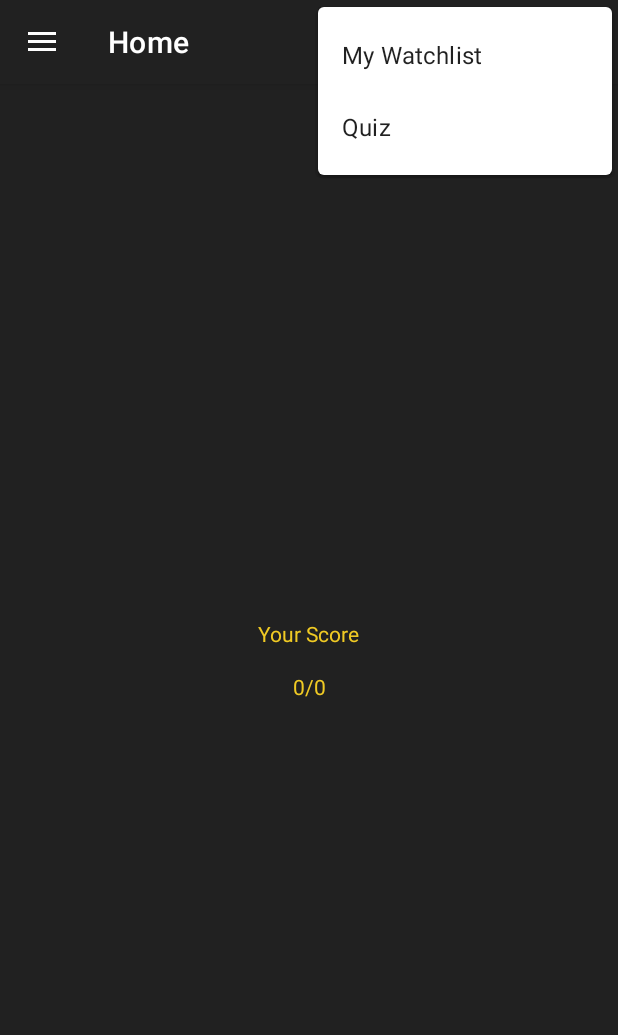
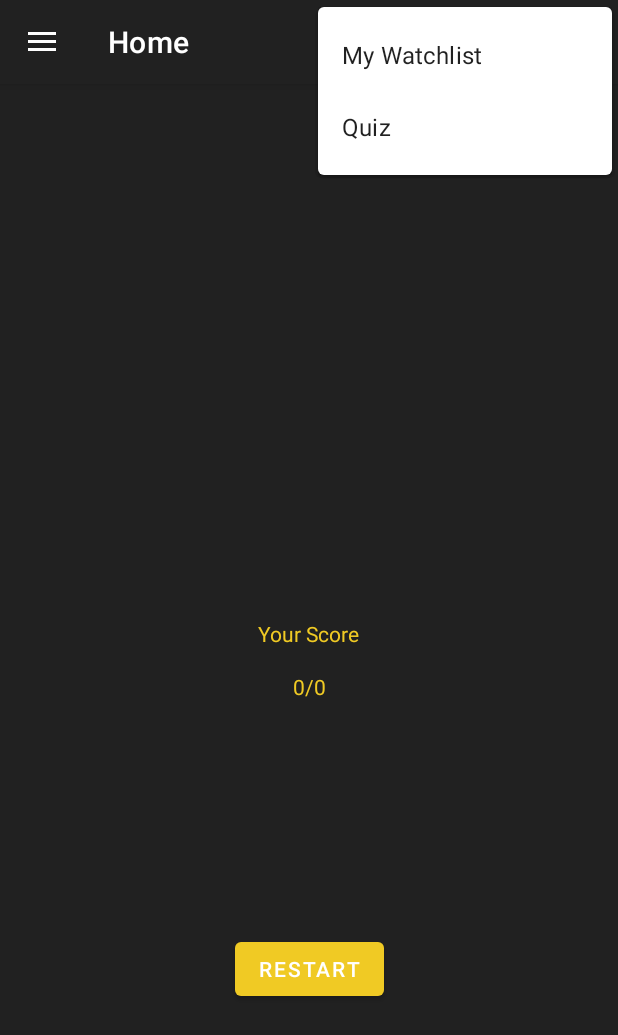
Before and after one commit to odorfner/mad04lifecycle-and-architecture-components-starter-template, an Android app: the fragment QuizEndFragment placed in its activity, with the options menu open, on a phone screen of 412 x 824 dp. Shown: the top 1035 px of the screen. Run offline under Robolectric (Android 15) with nearby library versions, the phone set to English and light mode, and no system bars; our stand-ins replace data binding, navigation-ui; 2 statements that could not run were skipped.

Commit message:
finished 3. starting with 4.

```diff
--- a/app/src/main/java/com/example/madLD04/QuizEndFragment.kt
+++ b/app/src/main/java/com/example/madLD04/QuizEndFragment.kt
@@ -6,6 +6,8 @@ import android.view.LayoutInflater
 import android.view.View
 import android.view.ViewGroup
 import androidx.databinding.DataBindingUtil
+import androidx.navigation.findNavController
+import androidx.navigation.fragment.findNavController
 import com.example.madLD04.databinding.FragmentQuizEndBinding
 
 
@@ -22,6 +24,10 @@ class QuizEndFragment : Fragment() {
         val args = QuizEndFragmentArgs.fromBundle(requireArguments())
         // show score
         binding.textView7.text = "${args.score}/${args.size}"
+        binding.restartBtn.setOnClickListener{view: View ->
+            view.findNavController().navigate(QuizEndFragmentDirections.actionQuizEndFragmentToQuizFragment())
+        }
+
         return binding.root
     }
 }
--- a/app/src/main/res/layout/fragment_quiz_end.xml
+++ b/app/src/main/res/layout/fragment_quiz_end.xml
@@ -40,5 +40,16 @@
             app:layout_constraintHorizontal_bias="0.5"
             app:layout_constraintStart_toStartOf="parent"
             app:layout_constraintTop_toBottomOf="@+id/textView5" />
+
+        <Button
+            android:id="@+id/restart_btn"
+            android:layout_width="wrap_content"
+            android:layout_height="wrap_content"
+            android:text="@string/restart"
+            app:backgroundTint="@color/colorAccent"
+            app:layout_constraintBottom_toBottomOf="parent"
+            app:layout_constraintEnd_toEndOf="parent"
+            app:layout_constraintStart_toStartOf="parent"
+            app:layout_constraintTop_toBottomOf="@+id/textView7" />
     </androidx.constraintlayout.widget.ConstraintLayout>
 </layout>
--- a/app/src/main/res/values/strings.xml
+++ b/app/src/main/res/values/strings.xml
@@ -26,4 +26,5 @@
     <string name="default_score">0/0</string>
 
     <string name="question_progress">Question %d/%d</string>
+    <string name="restart">Restart</string>
 </resources>
```
